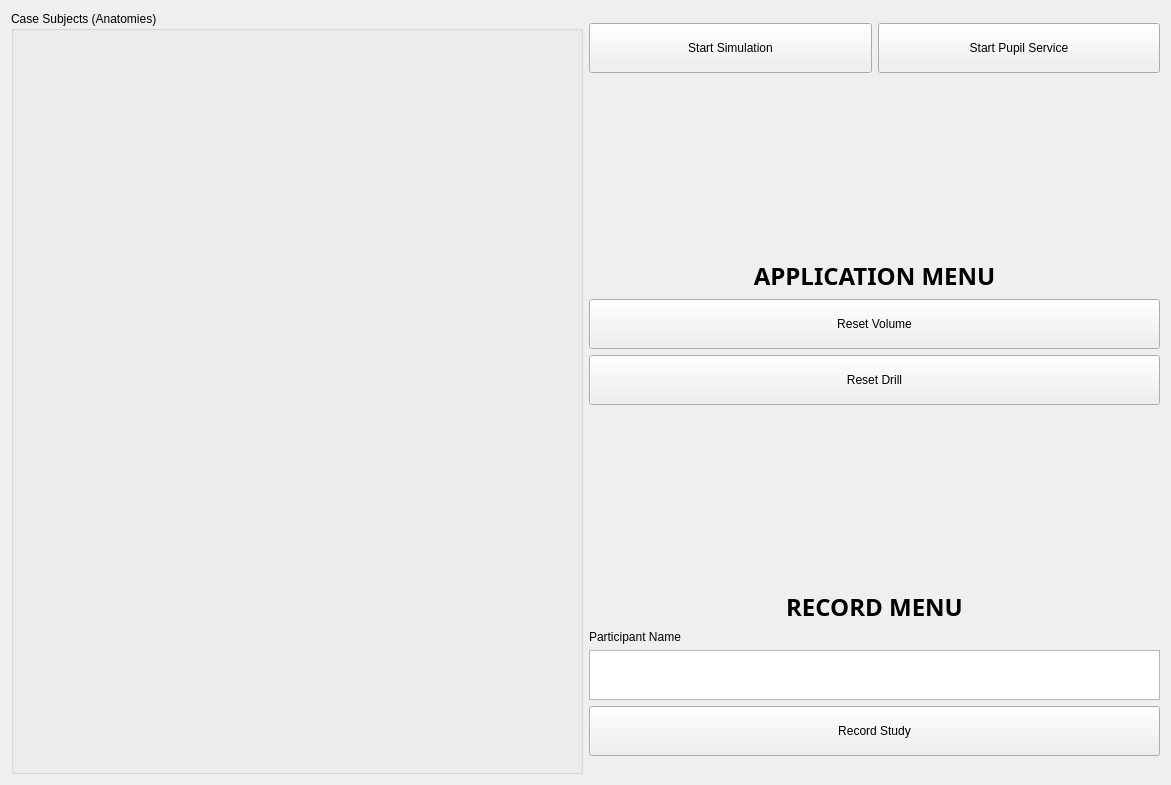
Qt form scripts/study_gui/layout.ui (LCSR-SICKKIDS/volumetric_drilling) before a commit.
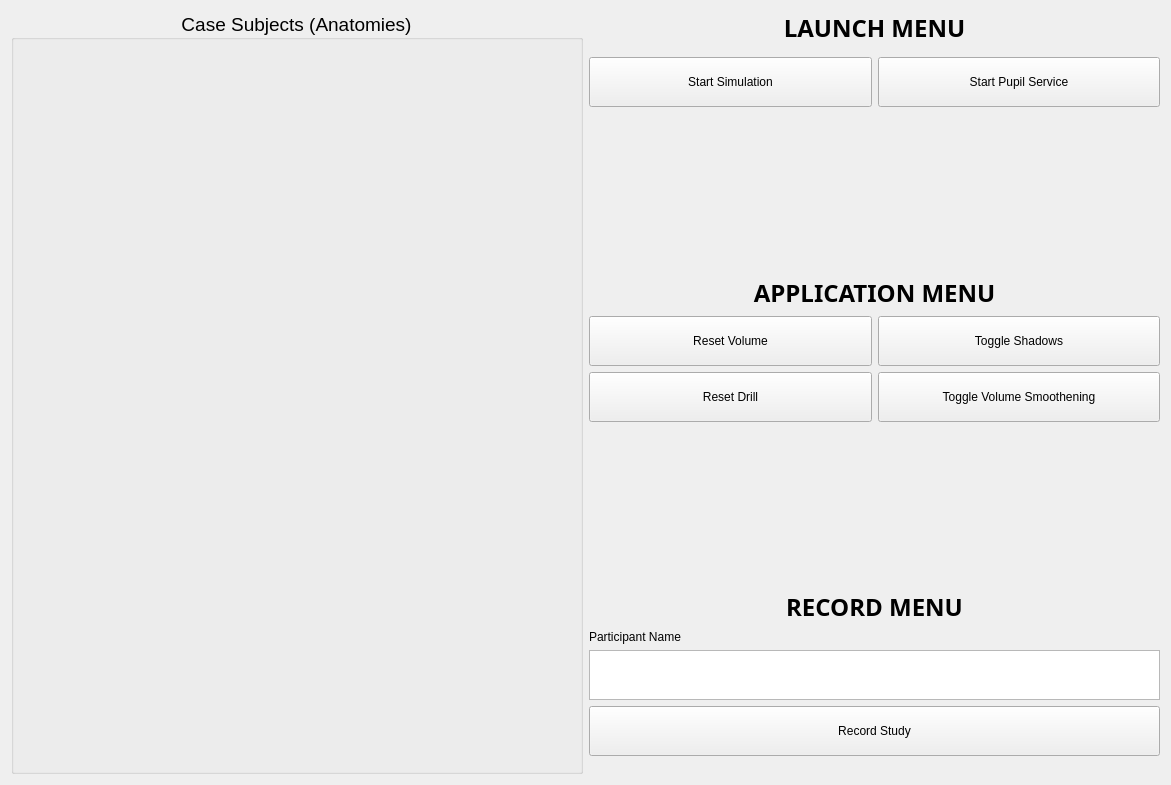
The same form after that commit.

```diff
--- a/scripts/study_gui/layout.ui
+++ b/scripts/study_gui/layout.ui
@@ -14,7 +14,7 @@
    <string>Form</string>
   </property>
   <layout class="QGridLayout" name="gridLayout_2">
-   <item row="0" column="0" rowspan="10">
+   <item row="0" column="0" rowspan="12">
     <widget class="QGroupBox" name="groupBox">
      <property name="sizePolicy">
       <sizepolicy hsizetype="Preferred" vsizetype="Preferred">
@@ -28,9 +28,17 @@
        <height>100</height>
       </size>
      </property>
+     <property name="font">
+      <font>
+       <pointsize>14</pointsize>
+      </font>
+     </property>
      <property name="title">
       <string>Case Subjects (Anatomies)</string>
      </property>
+     <property name="alignment">
+      <set>Qt::AlignCenter</set>
+     </property>
      <property name="flat">
       <bool>false</bool>
      </property>
@@ -44,26 +52,8 @@
      </layout>
     </widget>
    </item>
-   <item row="6" column="2">
+   <item row="8" column="2">
     <layout class="QGridLayout" name="gridLayout_4">
-     <item row="0" column="0">
-      <widget class="QLabel" name="label">
-       <property name="font">
-        <font>
-         <family>Ubuntu Mono</family>
-         <pointsize>18</pointsize>
-         <weight>75</weight>
-         <bold>true</bold>
-        </font>
-       </property>
-       <property name="text">
-        <string>RECORD MENU</string>
-       </property>
-       <property name="alignment">
-        <set>Qt::AlignCenter</set>
-       </property>
-      </widget>
-     </item>
      <item row="3" column="0">
       <widget class="QPushButton" name="button_record_study">
        <property name="minimumSize">
@@ -102,8 +92,21 @@
      </item>
     </layout>
    </item>
-   <item row="4" column="2">
+   <item row="5" column="2">
     <layout class="QGridLayout" name="gridLayout_3">
+     <item row="6" column="1">
+      <widget class="QPushButton" name="button_toggle_shadows">
+       <property name="minimumSize">
+        <size>
+         <width>0</width>
+         <height>50</height>
+        </size>
+       </property>
+       <property name="text">
+        <string>Toggle Shadows</string>
+       </property>
+      </widget>
+     </item>
      <item row="6" column="0">
       <widget class="QPushButton" name="button_reset_volume">
        <property name="minimumSize">
@@ -130,21 +133,16 @@
        </property>
       </widget>
      </item>
-     <item row="5" column="0">
-      <widget class="QLabel" name="label_2">
-       <property name="font">
-        <font>
-         <family>Ubuntu Mono</family>
-         <pointsize>18</pointsize>
-         <weight>75</weight>
-         <bold>true</bold>
-        </font>
+     <item row="7" column="1">
+      <widget class="QPushButton" name="button_toggle_vol_smooth">
+       <property name="minimumSize">
+        <size>
+         <width>0</width>
+         <height>50</height>
+        </size>
        </property>
        <property name="text">
-        <string>APPLICATION MENU</string>
-       </property>
-       <property name="alignment">
-        <set>Qt::AlignCenter</set>
+        <string>Toggle Volume Smoothening</string>
        </property>
       </widget>
      </item>
@@ -152,20 +150,7 @@
    </item>
    <item row="2" column="2">
     <layout class="QGridLayout" name="gridLayout_5">
-     <item row="0" column="0">
-      <widget class="QPushButton" name="button_start_simulation">
-       <property name="minimumSize">
-        <size>
-         <width>0</width>
-         <height>50</height>
-        </size>
-       </property>
-       <property name="text">
-        <string>Start Simulation</string>
-       </property>
-      </widget>
-     </item>
-     <item row="0" column="1">
+     <item row="2" column="1">
       <widget class="QPushButton" name="button_pupil_service">
        <property name="minimumSize">
         <size>
@@ -178,6 +163,19 @@
        </property>
       </widget>
      </item>
+     <item row="2" column="0">
+      <widget class="QPushButton" name="button_start_simulation">
+       <property name="minimumSize">
+        <size>
+         <width>0</width>
+         <height>50</height>
+        </size>
+       </property>
+       <property name="text">
+        <string>Start Simulation</string>
+       </property>
+      </widget>
+     </item>
     </layout>
    </item>
    <item row="3" column="2">
@@ -193,7 +191,28 @@
      </property>
     </spacer>
    </item>
-   <item row="5" column="2">
+   <item row="4" column="2">
+    <widget class="QLabel" name="label_2">
+     <property name="font">
+      <font>
+       <family>Ubuntu Mono</family>
+       <pointsize>18</pointsize>
+       <weight>75</weight>
+       <bold>true</bold>
+      </font>
+     </property>
+     <property name="lineWidth">
+      <number>1</number>
+     </property>
+     <property name="text">
+      <string>APPLICATION MENU</string>
+     </property>
+     <property name="alignment">
+      <set>Qt::AlignCenter</set>
+     </property>
+    </widget>
+   </item>
+   <item row="6" column="2">
     <spacer name="verticalSpacer_2">
      <property name="orientation">
       <enum>Qt::Vertical</enum>
@@ -206,6 +225,42 @@
      </property>
     </spacer>
    </item>
+   <item row="7" column="2">
+    <widget class="QLabel" name="label">
+     <property name="font">
+      <font>
+       <family>Ubuntu Mono</family>
+       <pointsize>18</pointsize>
+       <weight>75</weight>
+       <bold>true</bold>
+      </font>
+     </property>
+     <property name="text">
+      <string>RECORD MENU</string>
+     </property>
+     <property name="alignment">
+      <set>Qt::AlignCenter</set>
+     </property>
+    </widget>
+   </item>
+   <item row="0" column="2">
+    <widget class="QLabel" name="label_3">
+     <property name="font">
+      <font>
+       <family>Ubuntu Mono</family>
+       <pointsize>18</pointsize>
+       <weight>75</weight>
+       <bold>true</bold>
+      </font>
+     </property>
+     <property name="text">
+      <string>LAUNCH MENU</string>
+     </property>
+     <property name="alignment">
+      <set>Qt::AlignCenter</set>
+     </property>
+    </widget>
+   </item>
   </layout>
  </widget>
  <resources/>
```
